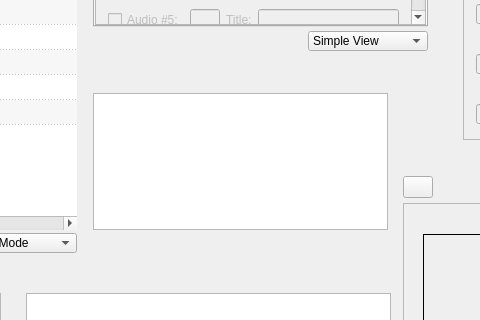
The window that app/mainwindow.ui (CineEncoder/cine-encoder) describes before a commit, drawn with Qt 5; both pictures show x 551 to 1031 and y 267 to 587 of the 1407 by 754 pixel window.
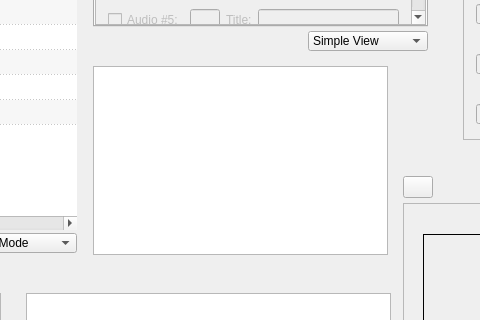
The same window after the commit. Icons and pictures are not drawn.

```diff
--- a/app/mainwindow.ui
+++ b/app/mainwindow.ui
@@ -5289,10 +5289,10 @@
              <item>
               <layout class="QGridLayout" name="gridLayout_30">
                <property name="topMargin">
-                <number>3</number>
+                <number>1</number>
                </property>
                <property name="bottomMargin">
-                <number>3</number>
+                <number>1</number>
                </property>
                <property name="horizontalSpacing">
                 <number>0</number>
@@ -5300,7 +5300,7 @@
                <property name="verticalSpacing">
                 <number>3</number>
                </property>
-               <item row="1" column="0">
+               <item row="0" column="0">
                 <spacer name="horizontalSpacer_37">
                  <property name="orientation">
                   <enum>Qt::Horizontal</enum>
@@ -5316,57 +5316,25 @@
                  </property>
                 </spacer>
                </item>
-               <item row="0" column="2">
-                <spacer name="verticalSpacer_13">
-                 <property name="orientation">
-                  <enum>Qt::Vertical</enum>
-                 </property>
-                 <property name="sizeType">
-                  <enum>QSizePolicy::Fixed</enum>
-                 </property>
-                 <property name="sizeHint" stdset="0">
-                  <size>
-                   <width>9</width>
-                   <height>25</height>
-                  </size>
-                 </property>
-                </spacer>
-               </item>
-               <item row="1" column="3">
-                <spacer name="horizontalSpacer_33">
-                 <property name="orientation">
-                  <enum>Qt::Horizontal</enum>
-                 </property>
-                 <property name="sizeType">
-                  <enum>QSizePolicy::Fixed</enum>
-                 </property>
-                 <property name="sizeHint" stdset="0">
-                  <size>
-                   <width>3</width>
-                   <height>6</height>
-                  </size>
-                 </property>
-                </spacer>
-               </item>
-               <item row="2" column="1">
-                <spacer name="verticalSpacer_16">
-                 <property name="orientation">
-                  <enum>Qt::Vertical</enum>
-                 </property>
-                 <property name="sizeType">
-                  <enum>QSizePolicy::Fixed</enum>
-                 </property>
-                 <property name="sizeHint" stdset="0">
-                  <size>
-                   <width>20</width>
-                   <height>23</height>
-                  </size>
-                 </property>
-                </spacer>
-               </item>
-               <item row="1" column="1" colspan="2">
+               <item row="0" column="1" colspan="2">
                 <widget class="QTextBrowser" name="textBrowser_log"/>
                </item>
+               <item row="0" column="3">
+                <spacer name="horizontalSpacer_33">
+                 <property name="orientation">
+                  <enum>Qt::Horizontal</enum>
+                 </property>
+                 <property name="sizeType">
+                  <enum>QSizePolicy::Fixed</enum>
+                 </property>
+                 <property name="sizeHint" stdset="0">
+                  <size>
+                   <width>3</width>
+                   <height>6</height>
+                  </size>
+                 </property>
+                </spacer>
+               </item>
               </layout>
              </item>
             </layout>
```
